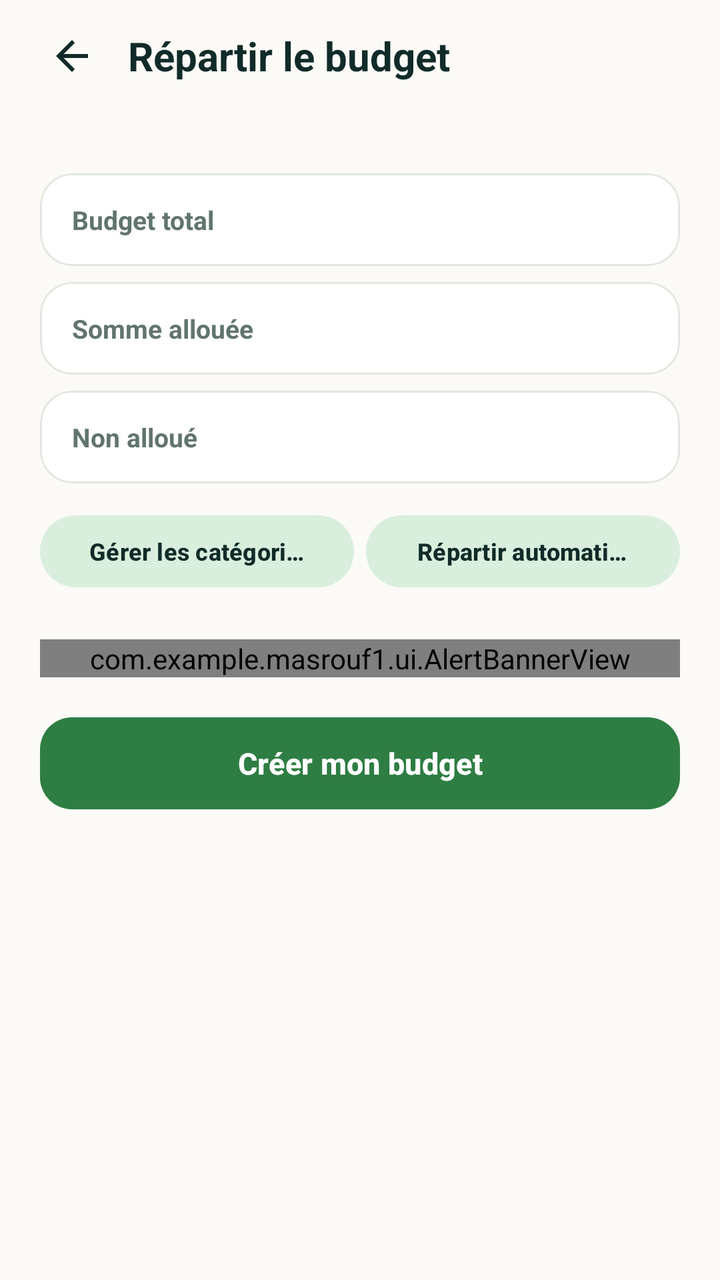
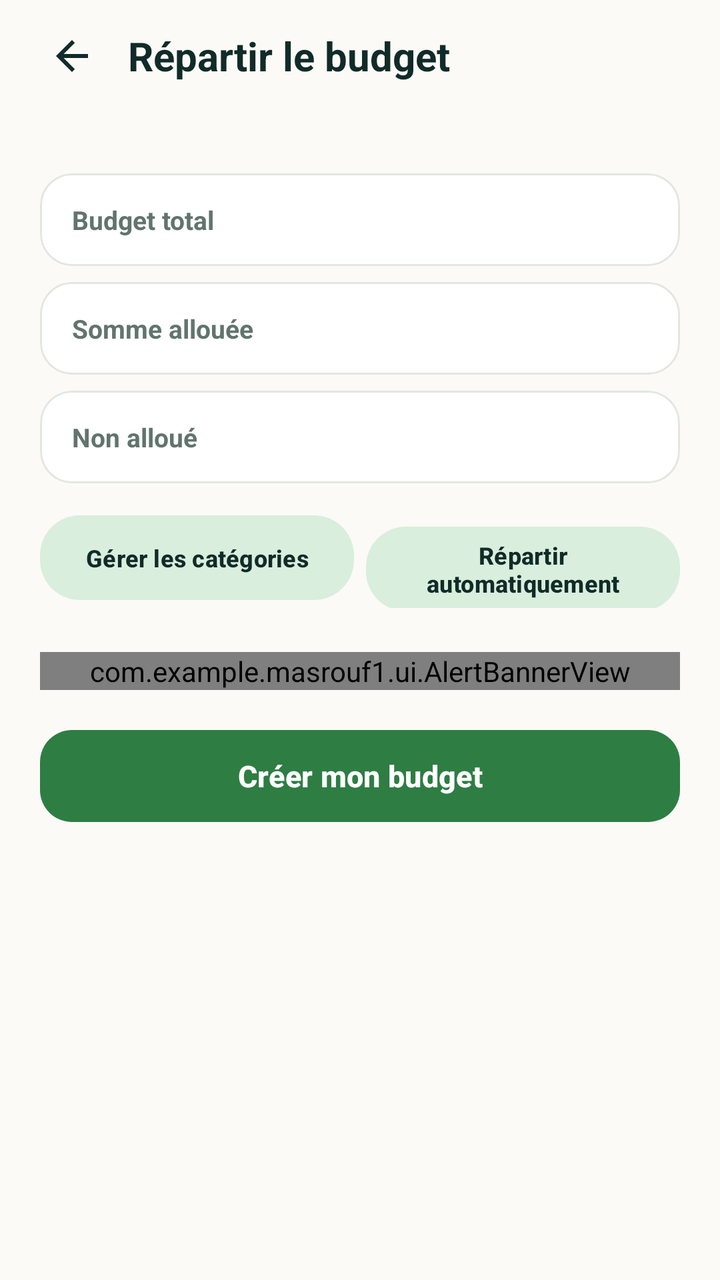

Compare the two renders of this Android layout. The source of the first and the diff that turns it into the second are given below.
<!-- AndroidManifest.xml: application theme Theme.Masrouf1 -->
<!-- res/layout/activity_allocate_budget.xml -->
<?xml version="1.0" encoding="utf-8"?>
<LinearLayout xmlns:android="http://schemas.android.com/apk/res/android"
    xmlns:app="http://schemas.android.com/apk/res-auto"
    android:layout_width="match_parent"
    android:layout_height="match_parent"
    android:background="@color/cream"
    android:fitsSystemWindows="true"
    android:orientation="vertical">

    <LinearLayout
        android:layout_width="match_parent"
        android:layout_height="56dp"
        android:gravity="center_vertical"
        android:orientation="horizontal"
        android:paddingHorizontal="16dp">

        <ImageView
            android:id="@+id/allocate_back"
            android:layout_width="40dp"
            android:layout_height="40dp"
            android:contentDescription="@string/back"
            android:padding="8dp"
            android:src="@drawable/ic_back"
            app:tint="@color/forest" />

        <TextView
            android:id="@+id/allocate_title"
            android:layout_width="0dp"
            android:layout_height="wrap_content"
            android:layout_marginStart="8dp"
            android:layout_weight="1"
            android:ellipsize="end"
            android:maxLines="1"
            android:text="@string/allocate_budget_title"
            android:textColor="@color/forest"
            android:textSize="20sp"
            android:textStyle="bold" />
    </LinearLayout>

    <ScrollView
        android:layout_width="match_parent"
        android:layout_height="0dp"
        android:layout_weight="1"
        android:fillViewport="true">

        <LinearLayout
            android:layout_width="match_parent"
            android:layout_height="wrap_content"
            android:orientation="vertical"
            android:paddingHorizontal="20dp"
            android:paddingTop="4dp"
            android:paddingBottom="28dp">

            <TextView
                android:id="@+id/allocate_period_eyebrow"
                android:layout_width="match_parent"
                android:layout_height="wrap_content"
                android:letterSpacing="0.06"
                android:textAllCaps="true"
                android:textColor="@color/muted_green"
                android:textSize="11sp"
                android:textStyle="bold" />

            
            <com.google.android.material.card.MaterialCardView
                android:layout_width="match_parent"
                android:layout_height="wrap_content"
                android:layout_marginTop="12dp"
                app:cardBackgroundColor="@color/alabaster"
                app:cardCornerRadius="16dp"
                app:cardElevation="0dp"
                app:strokeColor="@color/card_border"
                app:strokeWidth="1dp">

                <LinearLayout
                    android:layout_width="match_parent"
                    android:layout_height="wrap_content"
                    android:gravity="center_vertical"
                    android:orientation="horizontal"
                    android:paddingHorizontal="16dp"
                    android:paddingVertical="13dp">

                    <TextView
                        android:layout_width="0dp"
                        android:layout_height="wrap_content"
                        android:layout_weight="1"
                        android:text="@string/allocation_total_row"
                        android:textColor="@color/muted_green"
                        android:textSize="13sp"
                        android:textStyle="bold" />

                    <TextView
                        android:id="@+id/allocate_total_row"
                        android:layout_width="wrap_content"
                        android:layout_height="wrap_content"
                        android:textColor="@color/forest"
                        android:textSize="15sp"
                        android:textStyle="bold" />
                </LinearLayout>
            </com.google.android.material.card.MaterialCardView>

            
            <com.google.android.material.card.MaterialCardView
                android:layout_width="match_parent"
                android:layout_height="wrap_content"
                android:layout_marginTop="8dp"
                app:cardBackgroundColor="@color/alabaster"
                app:cardCornerRadius="16dp"
                app:cardElevation="0dp"
                app:strokeColor="@color/card_border"
                app:strokeWidth="1dp">

                <LinearLayout
                    android:layout_width="match_parent"
                    android:layout_height="wrap_content"
                    android:gravity="center_vertical"
                    android:orientation="horizontal"
                    android:paddingHorizontal="16dp"
                    android:paddingVertical="13dp">

                    <TextView
                        android:layout_width="0dp"
                        android:layout_height="wrap_content"
                        android:layout_weight="1"
                        android:text="@string/allocation_sum_row"
                        android:textColor="@color/muted_green"
                        android:textSize="13sp"
                        android:textStyle="bold" />

                    <TextView
                        android:id="@+id/allocate_sum_row"
                        android:layout_width="wrap_content"
                        android:layout_height="wrap_content"
                        android:textColor="@color/forest"
                        android:textSize="15sp"
                        android:textStyle="bold" />
                </LinearLayout>
            </com.google.android.material.card.MaterialCardView>

            
            <com.google.android.material.card.MaterialCardView
                android:layout_width="match_parent"
                android:layout_height="wrap_content"
                android:layout_marginTop="8dp"
                app:cardBackgroundColor="@color/alabaster"
                app:cardCornerRadius="16dp"
                app:cardElevation="0dp"
                app:strokeColor="@color/card_border"
                app:strokeWidth="1dp">

                <LinearLayout
                    android:layout_width="match_parent"
                    android:layout_height="wrap_content"
                    android:gravity="center_vertical"
                    android:orientation="horizontal"
                    android:paddingHorizontal="16dp"
                    android:paddingVertical="13dp">

                    <TextView
                        android:layout_width="0dp"
                        android:layout_height="wrap_content"
                        android:layout_weight="1"
                        android:text="@string/allocation_unassigned_row"
                        android:textColor="@color/muted_green"
                        android:textSize="13sp"
                        android:textStyle="bold" />

                    <TextView
                        android:id="@+id/allocate_unallocated_row"
                        android:layout_width="wrap_content"
                        android:layout_height="wrap_content"
                        android:textColor="@color/emerald"
                        android:textSize="15sp"
                        android:textStyle="bold" />
                </LinearLayout>
            </com.google.android.material.card.MaterialCardView>

            <TextView
                android:id="@+id/allocate_child_locked"
                android:layout_width="match_parent"
                android:layout_height="wrap_content"
                android:layout_marginTop="10dp"
                android:text="@string/child_budget_locked"
                android:textColor="@color/muted_green"
                android:visibility="gone" />

            
            <LinearLayout
                android:id="@+id/allocate_actions_row"
                android:layout_width="match_parent"
                android:layout_height="wrap_content"
                android:layout_marginTop="12dp"
                android:orientation="horizontal">

                <com.google.android.material.button.MaterialButton
                    android:id="@+id/allocate_manage_categories_btn"
                    android:layout_width="0dp"
                    android:layout_height="44dp"
                    android:layout_marginEnd="6dp"
                    android:layout_weight="1"
                    android:ellipsize="end"
                    android:maxLines="1"
                    android:text="@string/allocate_manage_categories"
                    android:textColor="@color/forest"
                    android:textSize="12sp"
                    android:textStyle="bold"
                    app:backgroundTint="@color/mint_light"
                    app:cornerRadius="22dp" />

                <com.google.android.material.button.MaterialButton
                    android:id="@+id/allocate_auto_distribute_btn"
                    android:layout_width="0dp"
                    android:layout_height="44dp"
                    android:layout_weight="1"
                    android:ellipsize="end"
                    android:maxLines="1"
                    android:text="@string/allocate_auto_100"
                    android:textColor="@color/forest"
                    android:textSize="12sp"
                    android:textStyle="bold"
                    app:backgroundTint="@color/mint_light"
                    app:cornerRadius="22dp" />
            </LinearLayout>

            
            <LinearLayout
                android:id="@+id/allocate_category_rows"
                android:layout_width="match_parent"
                android:layout_height="wrap_content"
                android:layout_marginTop="12dp"
                android:orientation="vertical" />

            
            <com.example.masrouf1.ui.AlertBannerView
                android:id="@+id/allocate_status_banner"
                android:layout_width="match_parent"
                android:layout_height="wrap_content"
                android:layout_marginTop="10dp" />

            <com.google.android.material.card.MaterialCardView
                android:id="@+id/allocate_overflow_banner"
                android:layout_width="match_parent"
                android:layout_height="wrap_content"
                android:layout_marginTop="10dp"
                android:visibility="gone"
                app:cardBackgroundColor="@color/coral"
                app:cardCornerRadius="16dp"
                app:cardElevation="0dp">

                <TextView
                    android:id="@+id/allocate_overflow_text"
                    android:layout_width="match_parent"
                    android:layout_height="wrap_content"
                    android:padding="14dp"
                    android:text="@string/allocation_cap_error"
                    android:textColor="@color/alabaster"
                    android:textStyle="bold" />
            </com.google.android.material.card.MaterialCardView>

            <com.google.android.material.button.MaterialButton
                android:id="@+id/allocate_save"
                android:layout_width="match_parent"
                android:layout_height="54dp"
                android:layout_marginTop="16dp"
                android:text="@string/create_my_budget_cta"
                android:textColor="@color/alabaster"
                android:textSize="15sp"
                android:textStyle="bold"
                app:backgroundTint="@color/emerald"
                app:cornerRadius="16dp" />
        </LinearLayout>
    </ScrollView>
</LinearLayout>
<!-- resources referenced by this layout -->
<resources>
  <color name="alabaster">#FFFFFF</color>
  <color name="card_border">#E2E7DF</color>
  <color name="coral">#DC7770</color>
  <color name="cream">#FBFAF6</color>
  <color name="emerald">#2E7D43</color>
  <color name="forest">#112B28</color>
  <color name="mint_light">#D9EEDD</color>
  <color name="muted_green">#61746D</color>
  <!-- drawable ic_back (drawable) -->
  <vector xmlns:android="http://schemas.android.com/apk/res/android" android:width="24dp" android:height="24dp" android:viewportWidth="24" android:viewportHeight="24"><path android:fillColor="#FFFFFFFF" android:pathData="M20,11H7.83L13.42,5.41L12,4L4,12L12,20L13.41,18.59L7.83,13H20V11Z" /></vector>
  <string name="allocate_auto_100">Répartir automatiquement (100%)</string>
  <string name="allocate_budget_title">Répartir le budget</string>
  <string name="allocate_manage_categories">Gérer les catégories</string>
  <string name="allocation_cap_error">La somme des enveloppes dépasse le budget total.</string>
  <string name="allocation_sum_row">Somme allouée</string>
  <string name="allocation_total_row">Budget total</string>
  <string name="allocation_unassigned_row">Non alloué</string>
  <string name="back">Retour</string>
  <string name="child_budget_locked">Compte Enfant : votre budget est alloué par votre parent.</string>
  <string name="create_my_budget_cta">Créer mon budget</string>
  <style name="Theme.Masrouf1" parent="Base.Theme.Masrouf1" />
  <color name="mint">#D9EEDD</color>
  <color name="mint_accent">#85B8A5</color>
  <style name="Widget.Masrouf.Chip" parent="Widget.Material3.Chip.Filter">
          <item name="chipBackgroundColor">@color/chip_background_color</item>
          <item name="chipStrokeColor">@color/chip_stroke_color</item>
          <item name="chipStrokeWidth">1dp</item>
          <item name="android:textColor">@color/forest</item>
          <item name="checkedIconTint">@color/emerald</item>
      </style>
  <style name="Widget.Masrouf.Button.Outlined" parent="Widget.Material3.Button.OutlinedButton">
          <item name="android:textColor">@color/forest</item>
          <item name="strokeColor">@color/forest</item>
          <item name="iconTint">@color/forest</item>
      </style>
  <style name="ThemeOverlay.Masrouf.AlertDialog" parent="ThemeOverlay.Material3.MaterialAlertDialog">
          <item name="colorPrimary">@color/forest</item>
          <item name="colorSecondary">@color/emerald</item>
          <item name="colorSurface">@color/alabaster</item>
          <item name="colorSurfaceContainerHigh">@color/alabaster</item>
          <item name="buttonBarPositiveButtonStyle">@style/Widget.Masrouf.DialogButton</item>
          <item name="buttonBarNegativeButtonStyle">@style/Widget.Masrouf.DialogButton</item>
          <item name="buttonBarNeutralButtonStyle">@style/Widget.Masrouf.DialogButton</item>
      </style>
  <style name="Widget.Masrouf.EditText" parent="Widget.AppCompat.EditText">
          <item name="android:textColor">@color/ink</item>
          <item name="android:textColorHint">@color/muted_green</item>
      </style>
  <color name="ink">#112B28</color>
  <style name="Widget.Masrouf.Button.Material" parent="Widget.Material3.Button">
          <item name="android:minHeight">48dp</item>
          <item name="backgroundTint">@color/forest</item>
          <item name="android:textColor">@color/alabaster</item>
      </style>
  <style name="Widget.Masrouf.DialogButton" parent="Widget.Material3.Button.TextButton.Dialog">
          <item name="android:textColor">@color/emerald</item>
      </style>
  <!-- unchanged entries left out for length: 2 -->
</resources>

<!-- the commit's change to res/layout/activity_allocate_budget.xml (unified diff, before → after) -->
@@ -195,31 +195,35 @@
                 <com.google.android.material.button.MaterialButton
                     android:id="@+id/allocate_manage_categories_btn"
                     android:layout_width="0dp"
-                    android:layout_height="44dp"
+                    android:layout_height="match_parent"
+                    android:minHeight="48dp"
                     android:layout_marginEnd="6dp"
                     android:layout_weight="1"
-                    android:ellipsize="end"
-                    android:maxLines="1"
+                    android:maxLines="2"
+                    android:paddingHorizontal="10dp"
+                    android:paddingVertical="6dp"
                     android:text="@string/allocate_manage_categories"
                     android:textColor="@color/forest"
                     android:textSize="12sp"
                     android:textStyle="bold"
                     app:backgroundTint="@color/mint_light"
-                    app:cornerRadius="22dp" />
+                    app:cornerRadius="20dp" />
 
                 <com.google.android.material.button.MaterialButton
                     android:id="@+id/allocate_auto_distribute_btn"
                     android:layout_width="0dp"
-                    android:layout_height="44dp"
+                    android:layout_height="wrap_content"
+                    android:minHeight="48dp"
                     android:layout_weight="1"
-                    android:ellipsize="end"
-                    android:maxLines="1"
+                    android:maxLines="2"
+                    android:paddingHorizontal="10dp"
+                    android:paddingVertical="6dp"
                     android:text="@string/allocate_auto_100"
                     android:textColor="@color/forest"
                     android:textSize="12sp"
                     android:textStyle="bold"
                     app:backgroundTint="@color/mint_light"
-                    app:cornerRadius="22dp" />
+                    app:cornerRadius="20dp" />
             </LinearLayout>
 
             
